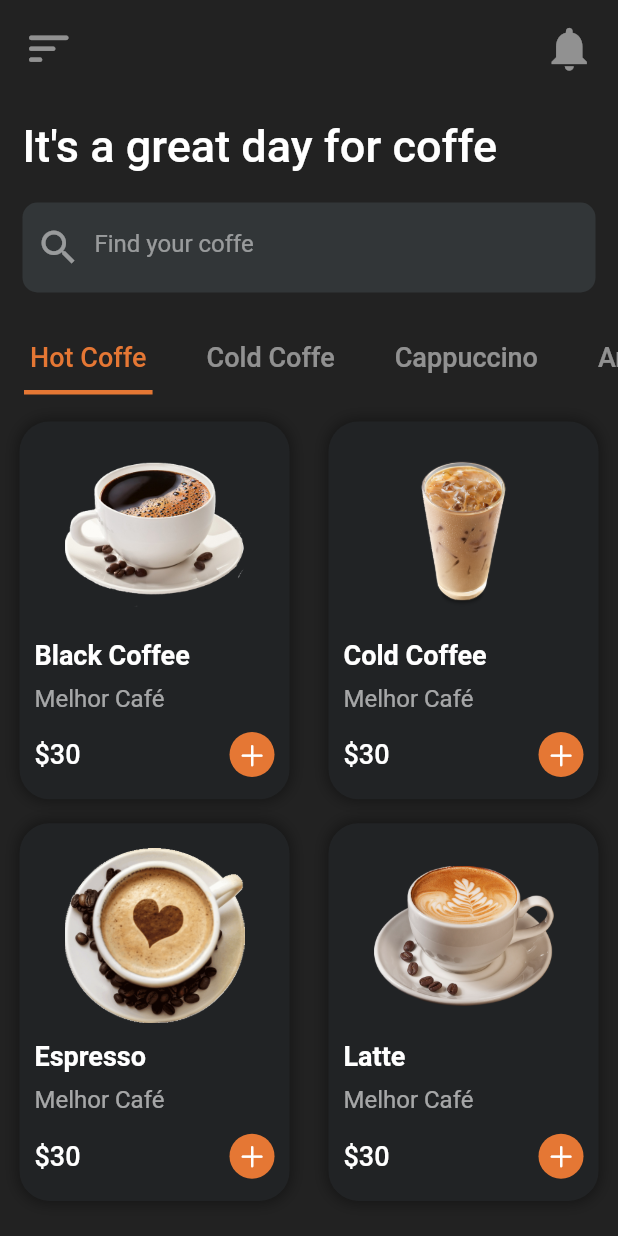
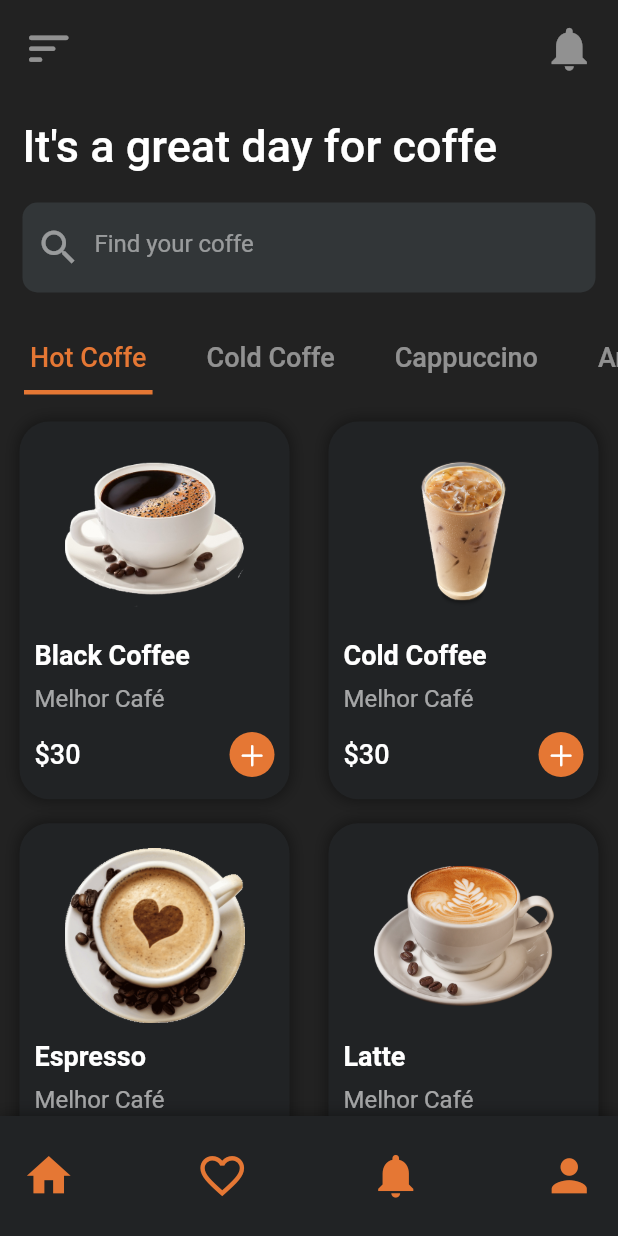
Before and after one commit to marianaoliveira1/CoffeShop, a Flutter app: the HomeScreen screen opened directly, on a phone screen of 412 x 824 dp. Run offline on Flutter 3.47's test engine with Material 2 defaults, Android fonts, the phone set to English and light mode, and no system bars; our stand-ins replace google_fonts.

Commit message:
pagina do cafe

```diff
--- a/lib/screens/home_screen.dart
+++ b/lib/screens/home_screen.dart
@@ -1,3 +1,4 @@
+import 'package:coffeshop/widgets/home_bottom_bar.dart';
 import 'package:coffeshop/widgets/items_widget.dart';
 import 'package:flutter/cupertino.dart';
 import 'package:flutter/material.dart';
@@ -143,6 +144,7 @@ class _HomeScreenState extends State<HomeScreen>
           ),
         ),
       ),
+      bottomNavigationBar: HomeBottomBar(),
     );
   }
 }
--- /dev/null
+++ b/lib/widgets/home_bottom_bar.dart
@@ -0,0 +1,32 @@
+import 'package:flutter/cupertino.dart';
+import 'package:flutter/material.dart';
+import 'package:flutter/src/widgets/container.dart';
+import 'package:flutter/src/widgets/framework.dart';
+
+class HomeBottomBar extends StatelessWidget {
+  const HomeBottomBar({super.key});
+
+  @override
+  Widget build(BuildContext context) {
+    return Container(
+      padding: EdgeInsets.symmetric(horizontal: 15),
+      height: 80,
+      decoration: BoxDecoration(color: Color(0xFF212325), boxShadow: [
+        BoxShadow(
+          color: Colors.black.withOpacity(.4),
+          spreadRadius: 1,
+          blurRadius: 8,
+        )
+      ]),
+      child: Row(
+        mainAxisAlignment: MainAxisAlignment.spaceBetween,
+        children: [
+          Icon(Icons.home, color: Color(0xFFE57734), size: 35),
+          Icon(Icons.favorite_outline, color: Color(0xFFE57734), size: 35),
+          Icon(Icons.notifications, color: Color(0xFFE57734), size: 35),
+          Icon(Icons.person, color: Color(0xFFE57734), size: 35)
+        ],
+      ),
+    );
+  }
+}
```
Also changed, not shown: lib/screens/single_item_screen.dart (added, +76 -0 lines), lib/widgets/items_widget.dart (+7 -1 lines).
